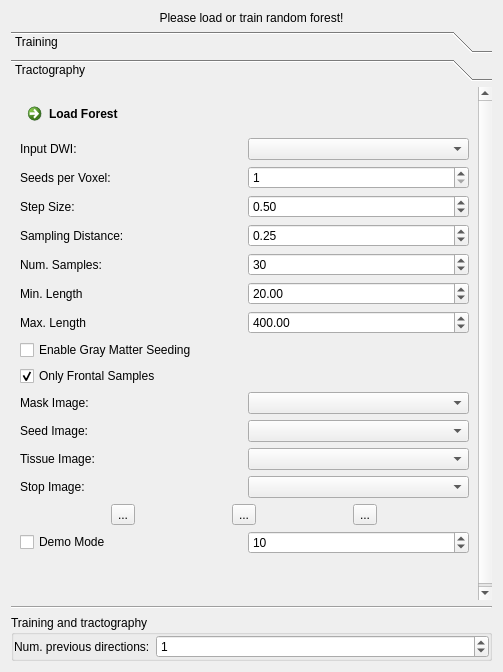
Above: Plugins/org.mitk.gui.qt.diffusionimaging.tractography/src/internal/QmitkMLBTViewControls.ui from MITK/MITK before the change. Below: the same form after it.
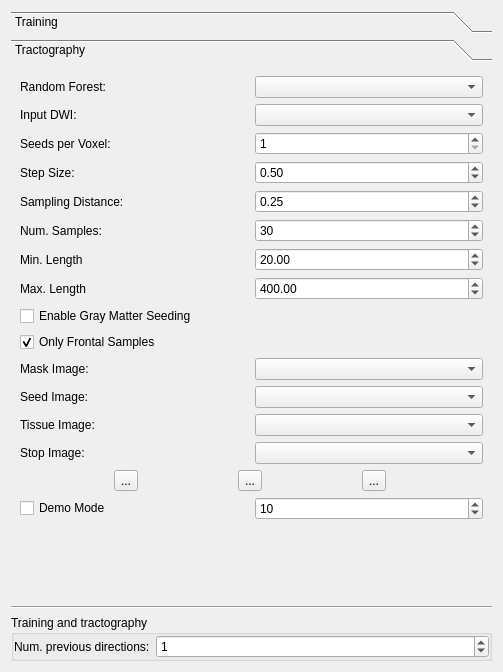
That is the form after the change. Icons and pictures are not drawn. Custom widgets are drawn as their Qt base class.

Commit message: added writer. updated all sources to use mitkTractographyForest

```diff
--- a/Plugins/org.mitk.gui.qt.diffusionimaging.tractography/src/internal/QmitkMLBTViewControls.ui
+++ b/Plugins/org.mitk.gui.qt.diffusionimaging.tractography/src/internal/QmitkMLBTViewControls.ui
@@ -14,17 +14,61 @@
    <string>Form</string>
   </property>
   <layout class="QGridLayout" name="gridLayout_8">
-   <item row="0" column="0">
-    <widget class="QLabel" name="statusLabel">
-     <property name="text">
-      <string>Please load or train random forest!</string>
+   <item row="6" column="0">
+    <widget class="QGroupBox" name="groupBox">
+     <property name="title">
+      <string>Training and tractography</string>
      </property>
-     <property name="alignment">
-      <set>Qt::AlignCenter</set>
-     </property>
+     <layout class="QFormLayout" name="formLayout_2">
+      <property name="leftMargin">
+       <number>0</number>
+      </property>
+      <property name="topMargin">
+       <number>0</number>
+      </property>
+      <property name="rightMargin">
+       <number>0</number>
+      </property>
+      <property name="bottomMargin">
+       <number>0</number>
+      </property>
+      <item row="0" column="0">
+       <widget class="QLabel" name="label_15">
+        <property name="text">
+         <string>Num. previous directions:</string>
+        </property>
+       </widget>
+      </item>
+      <item row="0" column="1">
+       <widget class="QSpinBox" name="m_NumPrevDirs">
+        <property name="toolTip">
+         <string>Number of previous fiber directions used as features.</string>
+        </property>
+        <property name="statusTip">
+         <string/>
+        </property>
+        <property name="minimum">
+         <number>0</number>
+        </property>
+        <property name="maximum">
+         <number>50</number>
+        </property>
+        <property name="value">
+         <number>1</number>
+        </property>
+       </widget>
+      </item>
+     </layout>
     </widget>
    </item>
    <item row="5" column="0">
+    <widget class="Line" name="line">
+     <property name="orientation">
+      <enum>Qt::Horizontal</enum>
+     </property>
+    </widget>
+   </item>
+   <item row="4" column="0">
     <widget class="QToolBox" name="toolBox">
      <property name="currentIndex">
       <number>1</number>
@@ -35,14 +79,14 @@
         <x>0</x>
         <y>0</y>
         <width>485</width>
-        <height>517</height>
+        <height>525</height>
        </rect>
       </property>
       <attribute name="label">
        <string>Training</string>
       </attribute>
       <layout class="QGridLayout" name="gridLayout">
-       <item row="7" column="0">
+       <item row="6" column="0">
         <spacer name="verticalSpacer_2">
          <property name="orientation">
           <enum>Qt::Vertical</enum>
@@ -117,13 +161,6 @@
          </property>
         </widget>
        </item>
-       <item row="6" column="0">
-        <widget class="QCommandLinkButton" name="m_SaveForestButton">
-         <property name="text">
-          <string>Save Forest</string>
-         </property>
-        </widget>
-       </item>
        <item row="0" column="0" rowspan="2">
         <widget class="QLabel" name="label_9">
          <property name="text">
@@ -395,15 +432,15 @@
        <rect>
         <x>0</x>
         <y>0</y>
-        <width>471</width>
-        <height>524</height>
+        <width>485</width>
+        <height>525</height>
        </rect>
       </property>
       <attribute name="label">
        <string>Tractography</string>
       </attribute>
       <layout class="QGridLayout" name="gridLayout_2">
-       <item row="2" column="0">
+       <item row="1" column="0">
         <widget class="QCheckBox" name="m_SeedGm">
          <property name="toolTip">
           <string>This requires a tissue segmentation image.</string>
@@ -416,7 +453,189 @@
          </property>
         </widget>
        </item>
-       <item row="6" column="0">
+       <item row="0" column="0">
+        <widget class="QFrame" name="frame_2">
+         <property name="frameShape">
+          <enum>QFrame::NoFrame</enum>
+         </property>
+         <property name="frameShadow">
+          <enum>QFrame::Raised</enum>
+         </property>
+         <layout class="QGridLayout" name="gridLayout_4">
+          <property name="leftMargin">
+           <number>0</number>
+          </property>
+          <property name="topMargin">
+           <number>0</number>
+          </property>
+          <property name="rightMargin">
+           <number>0</number>
+          </property>
+          <property name="bottomMargin">
+           <number>0</number>
+          </property>
+          <item row="5" column="1">
+           <widget class="QSpinBox" name="m_NumSamplesBox">
+            <property name="toolTip">
+             <string>Number of neighborhood samples</string>
+            </property>
+            <property name="statusTip">
+             <string/>
+            </property>
+            <property name="minimum">
+             <number>0</number>
+            </property>
+            <property name="maximum">
+             <number>256</number>
+            </property>
+            <property name="value">
+             <number>30</number>
+            </property>
+           </widget>
+          </item>
+          <item row="2" column="1">
+           <widget class="QSpinBox" name="m_NumberOfSeedsBox">
+            <property name="toolTip">
+             <string>Number of seeds per voxel.</string>
+            </property>
+            <property name="statusTip">
+             <string/>
+            </property>
+            <property name="minimum">
+             <number>1</number>
+            </property>
+            <property name="maximum">
+             <number>999</number>
+            </property>
+           </widget>
+          </item>
+          <item row="2" column="0">
+           <widget class="QLabel" name="label_7">
+            <property name="text">
+             <string>Seeds per Voxel:</string>
+            </property>
+           </widget>
+          </item>
+          <item row="7" column="1">
+           <widget class="QDoubleSpinBox" name="m_MaxLengthBox">
+            <property name="toolTip">
+             <string>Maximum fiber length (in mm)</string>
+            </property>
+            <property name="statusTip">
+             <string/>
+            </property>
+            <property name="maximum">
+             <double>999999999.000000000000000</double>
+            </property>
+            <property name="singleStep">
+             <double>1.000000000000000</double>
+            </property>
+            <property name="value">
+             <double>400.000000000000000</double>
+            </property>
+           </widget>
+          </item>
+          <item row="0" column="1">
+           <widget class="QmitkDataStorageComboBox" name="m_TrackingForestBox"/>
+          </item>
+          <item row="0" column="0">
+           <widget class="QLabel" name="label_12">
+            <property name="text">
+             <string>Random Forest:</string>
+            </property>
+           </widget>
+          </item>
+          <item row="7" column="0">
+           <widget class="QLabel" name="label_14">
+            <property name="text">
+             <string>Max. Length</string>
+            </property>
+           </widget>
+          </item>
+          <item row="3" column="0">
+           <widget class="QLabel" name="label_8">
+            <property name="text">
+             <string>Step Size:</string>
+            </property>
+           </widget>
+          </item>
+          <item row="6" column="1">
+           <widget class="QDoubleSpinBox" name="m_MinLengthBox">
+            <property name="toolTip">
+             <string>Minimum fiber length (in mm)</string>
+            </property>
+            <property name="statusTip">
+             <string/>
+            </property>
+            <property name="maximum">
+             <double>999999999.000000000000000</double>
+            </property>
+            <property name="singleStep">
+             <double>1.000000000000000</double>
+            </property>
+            <property name="value">
+             <double>20.000000000000000</double>
+            </property>
+           </widget>
+          </item>
+          <item row="4" column="0">
+           <widget class="QLabel" name="label_10">
+            <property name="text">
+             <string>Sampling Distance:</string>
+            </property>
+           </widget>
+          </item>
+          <item row="6" column="0">
+           <widget class="QLabel" name="label_13">
+            <property name="text">
+             <string>Min. Length</string>
+            </property>
+           </widget>
+          </item>
+          <item row="4" column="1">
+           <widget class="QDoubleSpinBox" name="m_SamplingDistanceBox">
+            <property name="toolTip">
+             <string>Sampling distance (in voxels)</string>
+            </property>
+            <property name="singleStep">
+             <double>0.100000000000000</double>
+            </property>
+            <property name="value">
+             <double>0.250000000000000</double>
+            </property>
+           </widget>
+          </item>
+          <item row="3" column="1">
+           <widget class="QDoubleSpinBox" name="m_TrackingStepSizeBox">
+            <property name="toolTip">
+             <string>Step size (in voxels)</string>
+            </property>
+            <property name="value">
+             <double>0.500000000000000</double>
+            </property>
+           </widget>
+          </item>
+          <item row="5" column="0">
+           <widget class="QLabel" name="label_11">
+            <property name="text">
+             <string>Num. Samples:</string>
+            </property>
+           </widget>
+          </item>
+          <item row="1" column="0">
+           <widget class="QLabel" name="label_23">
+            <property name="text">
+             <string>Input DWI:</string>
+            </property>
+           </widget>
+          </item>
+          <item row="1" column="1">
+           <widget class="QmitkDataStorageComboBox" name="m_TrackingRawImageBox"/>
+          </item>
+         </layout>
+        </widget>
+       </item>
+       <item row="5" column="0">
         <widget class="QFrame" name="frame_3">
          <property name="frameShape">
           <enum>QFrame::NoFrame</enum>
@@ -480,7 +699,7 @@
          </layout>
         </widget>
        </item>
-       <item row="3" column="0">
+       <item row="2" column="0">
         <widget class="QCheckBox" name="m_OnlyForwardSamples">
          <property name="toolTip">
           <string>Only neighborhood samples in front of the current streamline position are considered.</string>
@@ -493,27 +712,20 @@
          </property>
         </widget>
        </item>
-       <item row="0" column="0">
-        <widget class="QCommandLinkButton" name="m_LoadForestButton">
-         <property name="text">
-          <string>Load Forest</string>
-         </property>
-        </widget>
-       </item>
-       <item row="14" column="0">
-        <spacer name="verticalSpacer">
-         <property name="orientation">
-          <enum>Qt::Vertical</enum>
-         </property>
-         <property name="sizeHint" stdset="0">
-          <size>
-           <width>20</width>
-           <height>40</height>
-          </size>
-         </property>
-        </spacer>
-       </item>
        <item row="13" column="0">
+        <spacer name="verticalSpacer">
+         <property name="orientation">
+          <enum>Qt::Vertical</enum>
+         </property>
+         <property name="sizeHint" stdset="0">
+          <size>
+           <width>20</width>
+           <height>40</height>
+          </size>
+         </property>
+        </spacer>
+       </item>
+       <item row="12" column="0">
         <widget class="QFrame" name="frame_4">
          <property name="frameShape">
           <enum>QFrame::NoFrame</enum>
@@ -560,7 +772,7 @@
          </layout>
         </widget>
        </item>
-       <item row="9" column="0">
+       <item row="8" column="0">
         <widget class="QFrame" name="frame_5">
          <property name="frameShape">
           <enum>QFrame::NoFrame</enum>
@@ -626,236 +838,10 @@
          </layout>
         </widget>
        </item>
-       <item row="1" column="0">
-        <widget class="QFrame" name="frame_2">
-         <property name="frameShape">
-          <enum>QFrame::NoFrame</enum>
-         </property>
-         <property name="frameShadow">
-          <enum>QFrame::Raised</enum>
-         </property>
-         <layout class="QGridLayout" name="gridLayout_4">
-          <property name="leftMargin">
-           <number>0</number>
-          </property>
-          <property name="topMargin">
-           <number>0</number>
-          </property>
-          <property name="rightMargin">
-           <number>0</number>
-          </property>
-          <property name="bottomMargin">
-           <number>0</number>
-          </property>
-          <item row="4" column="1">
-           <widget class="QSpinBox" name="m_NumSamplesBox">
-            <property name="toolTip">
-             <string>Number of neighborhood samples</string>
-            </property>
-            <property name="statusTip">
-             <string/>
-            </property>
-            <property name="minimum">
-             <number>0</number>
-            </property>
-            <property name="maximum">
-             <number>256</number>
-            </property>
-            <property name="value">
-             <number>30</number>
-            </property>
-           </widget>
-          </item>
-          <item row="1" column="1">
-           <widget class="QSpinBox" name="m_NumberOfSeedsBox">
-            <property name="toolTip">
-             <string>Number of seeds per voxel.</string>
-            </property>
-            <property name="statusTip">
-             <string/>
-            </property>
-            <property name="minimum">
-             <number>1</number>
-            </property>
-            <property name="maximum">
-             <number>999</number>
-            </property>
-           </widget>
-          </item>
-          <item row="1" column="0">
-           <widget class="QLabel" name="label_7">
-            <property name="text">
-             <string>Seeds per Voxel:</string>
-            </property>
-           </widget>
-          </item>
-          <item row="6" column="1">
-           <widget class="QDoubleSpinBox" name="m_MaxLengthBox">
-            <property name="toolTip">
-             <string>Maximum fiber length (in mm)</string>
-            </property>
-            <property name="statusTip">
-             <string/>
-            </property>
-            <property name="maximum">
-             <double>999999999.000000000000000</double>
-            </property>
-            <property name="singleStep">
-             <double>1.000000000000000</double>
-            </property>
-            <property name="value">
-             <double>400.000000000000000</double>
-            </property>
-           </widget>
-          </item>
-          <item row="0" column="1">
-           <widget class="QmitkDataStorageComboBox" name="m_TrackingRawImageBox"/>
-          </item>
-          <item row="0" column="0">
-           <widget class="QLabel" name="label_12">
-            <property name="text">
-             <string>Input DWI:</string>
-            </property>
-           </widget>
-          </item>
-          <item row="6" column="0">
-           <widget class="QLabel" name="label_14">
-            <property name="text">
-             <string>Max. Length</string>
-            </property>
-           </widget>
-          </item>
-          <item row="2" column="0">
-           <widget class="QLabel" name="label_8">
-            <property name="text">
-             <string>Step Size:</string>
-            </property>
-           </widget>
-          </item>
-          <item row="5" column="1">
-           <widget class="QDoubleSpinBox" name="m_MinLengthBox">
-            <property name="toolTip">
-             <string>Minimum fiber length (in mm)</string>
-            </property>
-            <property name="statusTip">
-             <string/>
-            </property>
-            <property name="maximum">
-             <double>999999999.000000000000000</double>
-            </property>
-            <property name="singleStep">
-             <double>1.000000000000000</double>
-            </property>
-            <property name="value">
-             <double>20.000000000000000</double>
-            </property>
-           </widget>
-          </item>
-          <item row="3" column="0">
-           <widget class="QLabel" name="label_10">
-            <property name="text">
-             <string>Sampling Distance:</string>
-            </property>
-           </widget>
-          </item>
-          <item row="5" column="0">
-           <widget class="QLabel" name="label_13">
-            <property name="text">
-             <string>Min. Length</string>
-            </property>
-           </widget>
-          </item>
-          <item row="3" column="1">
-           <widget class="QDoubleSpinBox" name="m_SamplingDistanceBox">
-            <property name="toolTip">
-             <string>Sampling distance (in voxels)</string>
-            </property>
-            <property name="singleStep">
-             <double>0.100000000000000</double>
-            </property>
-            <property name="value">
-             <double>0.250000000000000</double>
-            </property>
-           </widget>
-          </item>
-          <item row="2" column="1">
-           <widget class="QDoubleSpinBox" name="m_TrackingStepSizeBox">
-            <property name="toolTip">
-             <string>Step size (in voxels)</string>
-            </property>
-            <property name="value">
-             <double>0.500000000000000</double>
-            </property>
-           </widget>
-          </item>
-          <item row="4" column="0">
-           <widget class="QLabel" name="label_11">
-            <property name="text">
-             <string>Num. Samples:</string>
-            </property>
-           </widget>
-          </item>
-         </layout>
-        </widget>
-       </item>
       </layout>
      </widget>
     </widget>
    </item>
-   <item row="7" column="0">
-    <widget class="QGroupBox" name="groupBox">
-     <property name="title">
-      <string>Training and tractography</string>
-     </property>
-     <layout class="QFormLayout" name="formLayout_2">
-      <property name="leftMargin">
-       <number>0</number>
-      </property>
-      <property name="topMargin">
-       <number>0</number>
-      </property>
-      <property name="rightMargin">
-       <number>0</number>
-      </property>
-      <property name="bottomMargin">
-       <number>0</number>
-      </property>
-      <item row="0" column="0">
-       <widget class="QLabel" name="label_15">
-        <property name="text">
-         <string>Num. previous directions:</string>
-        </property>
-       </widget>
-      </item>
-      <item row="0" column="1">
-       <widget class="QSpinBox" name="m_NumPrevDirs">
-        <property name="toolTip">
-         <string>Number of previous fiber directions used as features.</string>
-        </property>
-        <property name="statusTip">
-         <string/>
-        </property>
-        <property name="minimum">
-         <number>0</number>
-        </property>
-        <property name="maximum">
-         <number>50</number>
-        </property>
-        <property name="value">
-         <number>1</number>
-        </property>
-       </widget>
-      </item>
-     </layout>
-    </widget>
-   </item>
-   <item row="6" column="0">
-    <widget class="Line" name="line">
-     <property name="orientation">
-      <enum>Qt::Horizontal</enum>
-     </property>
-    </widget>
-   </item>
   </layout>
  </widget>
  <customwidgets>
```
The commit also changes 14 other files.
